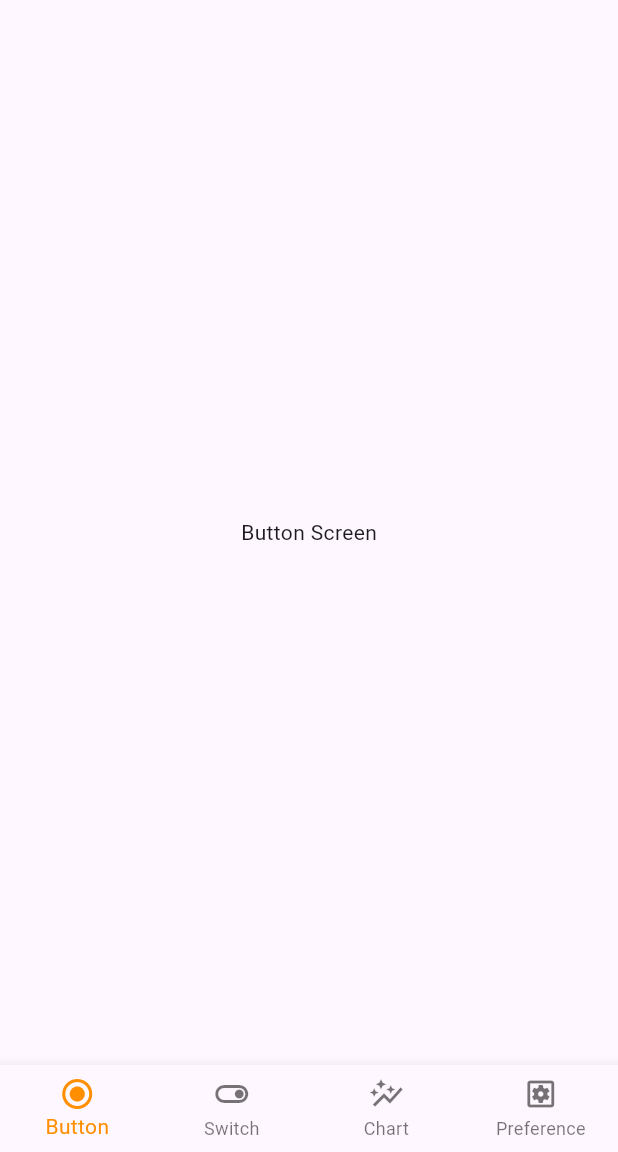
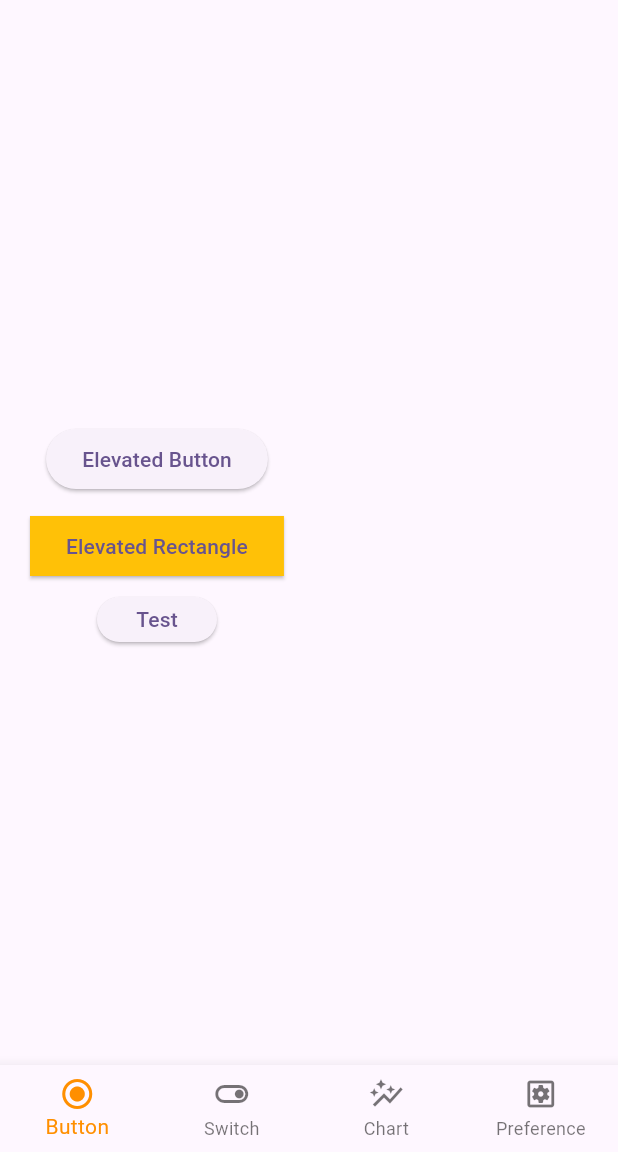
Before and after one commit to louiey-dev/flutter_my_common, a Flutter app: the screen it shows after launch, on a phone screen of 412 x 824 dp, the part 84-1236 px from its top. Run offline on Flutter 3.47's test engine with Material 3 defaults, Android fonts, the phone set to English and light mode, and no system bars.

Commit message:
first commit

```diff
--- a/lib/screens/button_screen.dart
+++ b/lib/screens/button_screen.dart
@@ -1,10 +1,54 @@
 import 'package:flutter/material.dart';
+import 'package:flutter_my_common/my_utils.dart';
+import 'package:flutter_my_common/widget/my_customer_button.dart';
+import 'package:flutter_my_common/widget/my_widget.dart';
 
 class ButtonScreen extends StatelessWidget {
   const ButtonScreen({super.key});
 
   @override
   Widget build(BuildContext context) {
-    return const Center(child: Text("Button Screen"));
+    return Expanded(
+      child: Row(
+        children: [
+          // Container(color: Colors.black, child: WIDTH(20)),
+          WIDTH(20),
+
+          // ElevatedButton
+          Column(
+            mainAxisAlignment: MainAxisAlignment.center,
+            children: [
+              ElevatedButton(
+                onPressed: () {
+                  utils.log("ElevatedButton clicked!!!");
+                },
+                child: const Text("Elevated Button"),
+              ),
+              HEIGHT(10),
+              ElevatedButton(
+                onPressed: () {
+                  utils.log("ElevatedButton Rectangle clicked!!!");
+                },
+                style: ElevatedButton.styleFrom(
+                  shape: RoundedRectangleBorder(
+                    borderRadius: BorderRadius.circular(0),
+                  ),
+                  elevation: 1.0, // louiey. Shadow
+                  backgroundColor: Colors.amber,
+                ),
+                child: const Text("Elevated Rectangle"),
+              ),
+              HEIGHT(10),
+              const CustomElevatedButton(
+                width: 80,
+                height: 30,
+                name: "Test",
+                cb: Text("Clicked!!!"),
+              ),
+            ],
+          ),
+        ],
+      ),
+    );
   }
 }
--- /dev/null
+++ b/lib/widget/my_customer_button.dart
@@ -0,0 +1,30 @@
+import 'package:flutter/material.dart';
+
+class CustomElevatedButton extends StatelessWidget {
+  final double width;
+  final double height;
+  final String name;
+  final dynamic cb;
+
+  const CustomElevatedButton({
+    super.key,
+    required this.width,
+    required this.height,
+    required this.name,
+    required this.cb,
+  });
+
+  @override
+  Widget build(BuildContext context) {
+    return SizedBox(
+      width: width,
+      height: height,
+      child: ElevatedButton(
+        onPressed: () {
+          cb;
+        },
+        child: Text(name),
+      ),
+    );
+  }
+}
--- /dev/null
+++ b/lib/widget/my_widget.dart
@@ -0,0 +1,9 @@
+import 'package:flutter/material.dart';
+
+Widget WIDTH(double width) {
+  return SizedBox(width: width);
+}
+
+Widget HEIGHT(double height) {
+  return SizedBox(height: height);
+}
```
Also changed, not shown: lib/my_utils.dart (added, +112 -0 lines).
